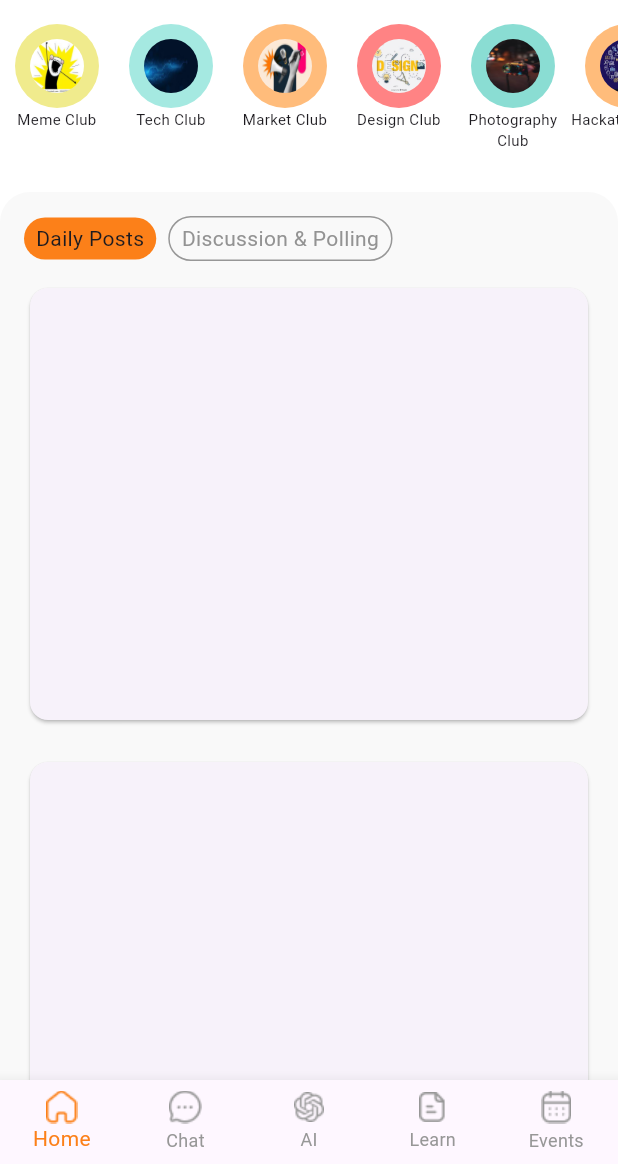
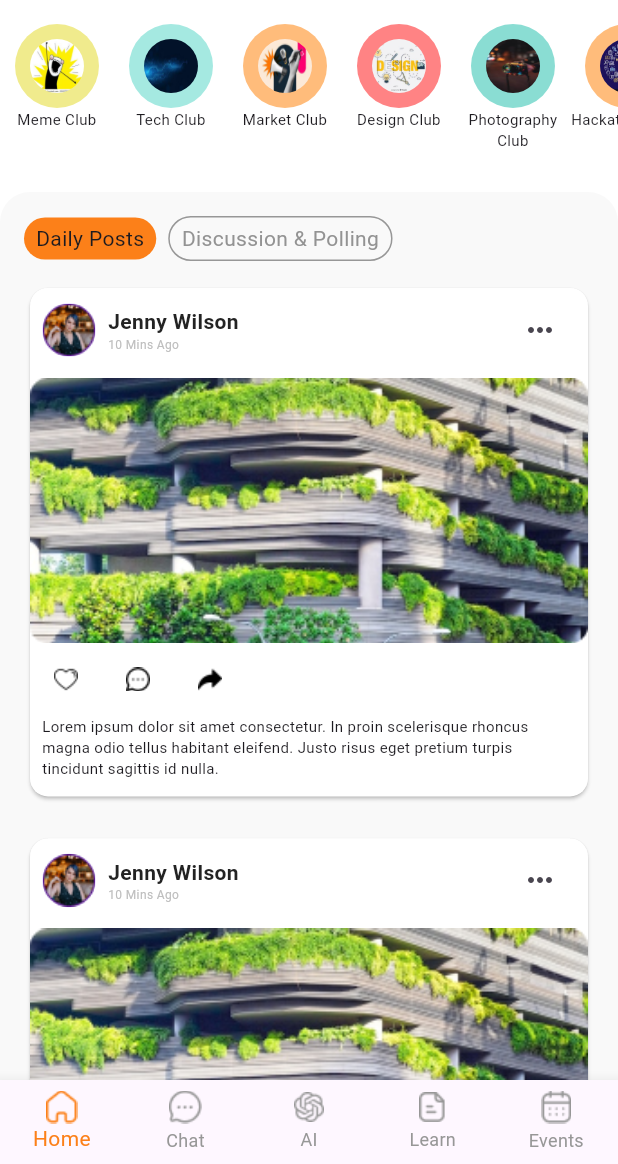
Before and after one commit to Sai-Gruheeth-N/Kraftbase-Assignment, a Flutter app: the Home screen opened directly, on a phone screen of 412 x 824 dp, the part 72-1236 px from its top. Run offline on Flutter 3.47's test engine with Material 2 defaults, Android fonts, the phone set to English and light mode, and no system bars; our stand-ins replace google_fonts, step_progress_indicator.

Commit message:
Implement feed cards

```diff
--- a/lib/screens/home/home_screen.dart
+++ b/lib/screens/home/home_screen.dart
@@ -1,5 +1,6 @@
 import 'package:flutter/material.dart';
 import 'package:google_fonts/google_fonts.dart';
+import 'package:kraftbase/resources/app_colors.dart';
 
 class HomeScreen extends StatelessWidget {
   const HomeScreen({super.key});
@@ -88,13 +89,105 @@ class Feed extends StatelessWidget {
           height: MediaQuery.of(context).size.height,
           padding: const EdgeInsets.only(top: 60, left: 16, right: 16),
           child: ListView.builder(
-            itemCount: 10,
+            physics: const AlwaysScrollableScrollPhysics(),
+            itemCount: 5,
             itemBuilder: (context, index) {
               return Container(
                 padding: const EdgeInsets.only(bottom: 20),
-                height: 316,
-                width: 320,
-                child: const Card(),
+                child: Card(
+                  color: AppColors.whiteColor,
+                  child: Column(
+                    children: [
+                      Padding(
+                        padding: const EdgeInsets.only(
+                          top: 4.0,
+                          left: 8.0,
+                          right: 8.0,
+                        ),
+                        child: Row(
+                          children: [
+                            CircleAvatar(
+                              radius: 18,
+                              child: Image.asset('images/feedDP.png'),
+                            ),
+                            const SizedBox(width: 8.0),
+                            Column(
+                              crossAxisAlignment: CrossAxisAlignment.start,
+                              children: [
+                                Text(
+                                  "Jenny Wilson",
+                                  style: GoogleFonts.readexPro(
+                                    fontWeight: FontWeight.w600,
+                                    fontSize: 14.0,
+                                    color: const Color(0xFF232323),
+                                  ),
+                                ),
+                                Text(
+                                  "10 Mins Ago",
+                                  style: GoogleFonts.readexPro(
+                                    fontWeight: FontWeight.w400,
+                                    fontSize: 8.0,
+                                    color: const Color(0xFFBEBEBE),
+                                  ),
+                                ),
+                              ],
+                            ),
+                            const Spacer(),
+                            IconButton(
+                              onPressed: () {},
+                              icon: const Icon(Icons.more_horiz),
+                            ),
+                          ],
+                        ),
+                      ),
+                      const SizedBox(height: 8.0),
+                      Image.asset(
+                        'images/feedImage.png',
+                        fit: BoxFit.fitWidth,
+                        width: double.infinity,
+                      ),
+                      Row(
+                        children: [
+                          IconButton(
+                            onPressed: () {},
+                            icon: Image.asset(
+                              'images/feedActionIcons/love.png',
+                            ),
+                            padding: EdgeInsets.zero,
+                          ),
+                          IconButton(
+                            onPressed: () {},
+                            icon: Image.asset(
+                              'images/feedActionIcons/messenger.png',
+                            ),
+                            padding: EdgeInsets.zero,
+                          ),
+                          IconButton(
+                            onPressed: () {},
+                            icon: Image.asset(
+                              'images/feedActionIcons/arrow.png',
+                            ),
+                            padding: EdgeInsets.zero,
+                          ),
+                        ],
+                      ),
+                      Padding(
+                        padding: const EdgeInsets.only(
+                          left: 8.0,
+                          right: 8.0,
+                          bottom: 12.0,
+                        ),
+                        child: Text(
+                          'Lorem ipsum dolor sit amet consectetur. In proin scelerisque rhoncus magna odio tellus habitant eleifend. Justo risus eget pretium turpis tincidunt sagittis id nulla. ',
+                          style: GoogleFonts.readexPro(
+                            fontWeight: FontWeight.w400,
+                            fontSize: 10.0,
+                          ),
+                        ),
+                      ),
+                    ],
+                  ),
+                ),
               );
             },
           ),
--- a/pubspec.yaml
+++ b/pubspec.yaml
@@ -66,6 +66,7 @@ flutter:
     - images/
     - images/stories/
     - images/bottomNavBarIcons/
+    - images/feedActionIcons/
 
   # An image asset can refer to one or more resolution-specific "variants", see
   # https://flutter.dev/assets-and-images/#resolution-aware
```
Also changed, not shown: images/feedActionIcons/arrow.png (added), images/feedActionIcons/love.png (added), images/feedActionIcons/messenger.png (added), images/feedDP.png (added), images/feedImage.png (added).
